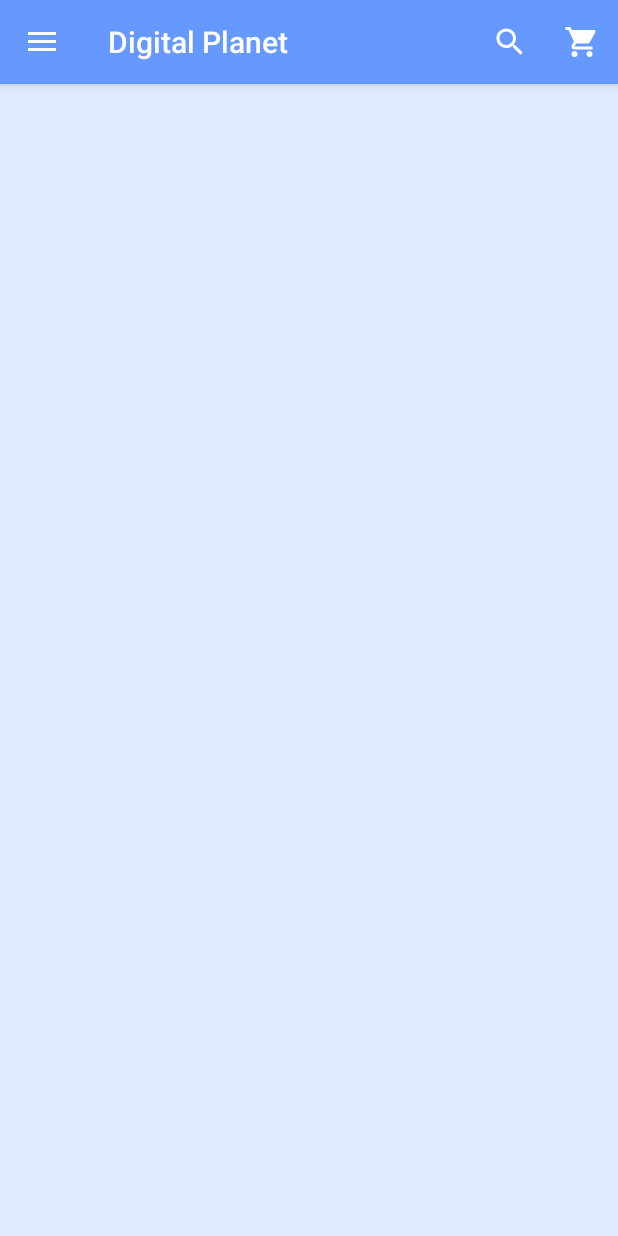
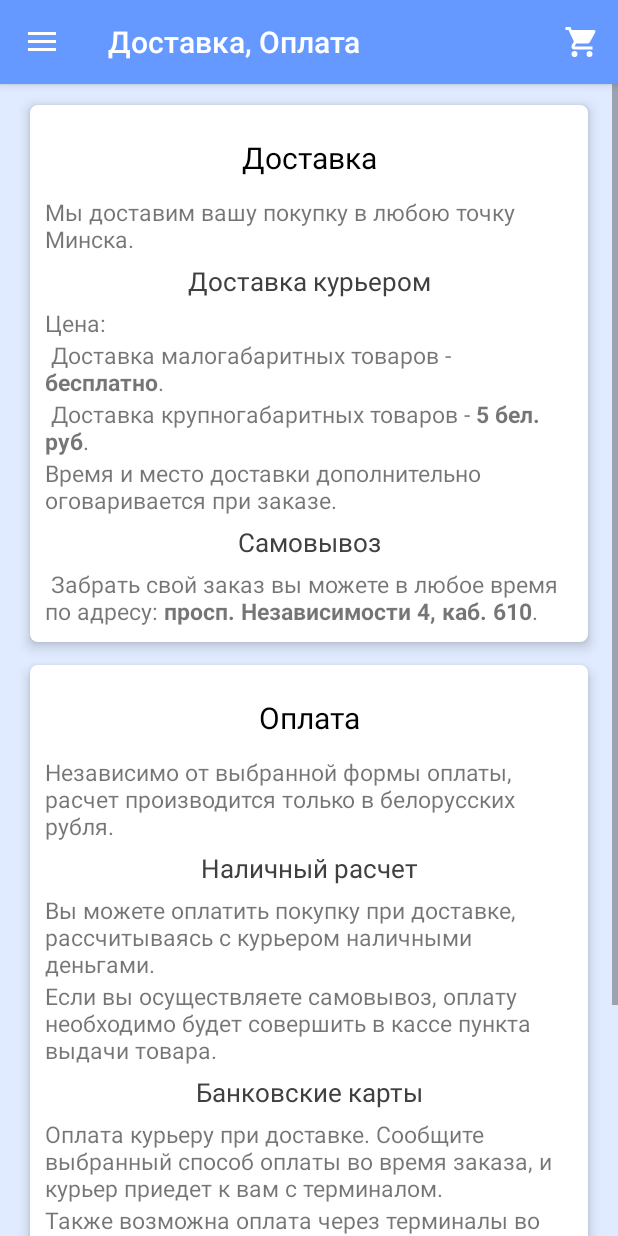
Before and after one commit to olisve/digital_planet, an Android app: the screen it shows after launch (MainActivity), in the side drawer, after a tap on "Доставка и оплата", on a phone screen of 412 x 824 dp. Run offline under Robolectric (Android 15) with nearby library versions, the light colour scheme and no system bars; libraries missing offline, so code that uses them is left out: org.springframework.web.

Commit message:
Info pages add.

```diff
--- a/MOB_APP/app/src/main/java/com/digitalplanet/digitalplanet/MainActivity.java
+++ b/MOB_APP/app/src/main/java/com/digitalplanet/digitalplanet/MainActivity.java
@@ -192,11 +192,18 @@ public class MainActivity extends AppCompatActivity
             fragmentTransaction.replace(R.id.frame, catalogFragment);
 
         } else if (id == R.id.nav_delivery) {
+            DeliveryFragment deliveryFragment = new DeliveryFragment();
+            fragmentTransaction = getSupportFragmentManager().beginTransaction();
+            fragmentTransaction.replace(R.id.frame, deliveryFragment);
 
         } else if (id == R.id.nav_discount) {
-
+            DiscountFragment discountFragment = new DiscountFragment();
+            fragmentTransaction = getSupportFragmentManager().beginTransaction();
+            fragmentTransaction.replace(R.id.frame, discountFragment);
         } else if (id == R.id.nav_contacts) {
-
+            ContactFragment contactFragment = new ContactFragment();
+            fragmentTransaction = getSupportFragmentManager().beginTransaction();
+            fragmentTransaction.replace(R.id.frame, contactFragment);
         }
         if (fragmentTransaction != null) {
             if (index >= 0) {
--- a/MOB_APP/app/src/main/java/com/digitalplanet/digitalplanet/dal/ItemDbLoader.java
+++ b/MOB_APP/app/src/main/java/com/digitalplanet/digitalplanet/dal/ItemDbLoader.java
@@ -91,5 +91,4 @@ public class ItemDbLoader {
         db.delete(dbName, null, null);
         db.close();
     }
-
 }
--- a/MOB_APP/app/src/main/java/com/digitalplanet/digitalplanet/dal/OrderLoader.java
+++ b/MOB_APP/app/src/main/java/com/digitalplanet/digitalplanet/dal/OrderLoader.java
@@ -15,8 +15,7 @@ public class OrderLoader extends BaseLoader {
         super(context);
     }
 
-    public void sendOrder(User user, List<BasketItem> product)
-    {
+    public void sendOrder(User user, List<BasketItem> product) {
 
     }
 }
--- a/MOB_APP/app/src/main/java/com/digitalplanet/digitalplanet/fragment/ConfirmContactFragment.java
+++ b/MOB_APP/app/src/main/java/com/digitalplanet/digitalplanet/fragment/ConfirmContactFragment.java
@@ -52,7 +52,7 @@ public class ConfirmContactFragment extends BaseFragment {
         return inflater.inflate(R.layout.confirm_form, container, false);
     }
 
-    public boolean validate(){
+    public boolean validate() {
         boolean valid = true;
 
         String name = nameText.getText().toString();
@@ -115,7 +115,7 @@ public class ConfirmContactFragment extends BaseFragment {
         bConfirm.setOnClickListener(new View.OnClickListener() {
             @Override
             public void onClick(View v) {
-                if(validate()) {
+                if (validate()) {
                     String name = nameText.getText().toString();
                     String email = emailText.getText().toString();
                     String phone = phoneText.getText().toString();
--- /dev/null
+++ b/MOB_APP/app/src/main/java/com/digitalplanet/digitalplanet/fragment/DeliveryFragment.java
@@ -0,0 +1,54 @@
+package com.digitalplanet.digitalplanet.fragment;
+
+import android.os.Bundle;
+import android.support.annotation.Nullable;
+import android.support.v7.app.AppCompatActivity;
+import android.view.LayoutInflater;
+import android.view.Menu;
+import android.view.MenuInflater;
+import android.view.View;
+import android.view.ViewGroup;
+
+import com.digitalplanet.digitalplanet.R;
+
+/**
+ * Created by marija.savtchouk on 20.12.2017.
+ */
+
+public class DeliveryFragment extends BaseFragment {
+
+
+    public DeliveryFragment() {
+        // Required empty public constructor
+    }
+
+    @Override
+    public void onCreate(Bundle savedInstanceState) {
+        super.onCreate(savedInstanceState);
+        setHasOptionsMenu(true);
+    }
+
+    @Override
+    public View onCreateView(LayoutInflater inflater, ViewGroup container,
+                             Bundle savedInstanceState) {
+        return inflater.inflate(R.layout.delivery_layout, container, false);
+    }
+
+
+    @Override
+    public void onViewCreated(View view, @Nullable Bundle savedInstanceState) {
+        super.onViewCreated(view, savedInstanceState);
+
+        ((AppCompatActivity) this.getActivity()).getSupportActionBar()
+                .setTitle(getString(R.string.delivery) + ", " + getString(R.string.fee));
+
+    }
+
+    @Override
+    public void onCreateOptionsMenu(Menu menu, MenuInflater inflater) {
+        super.onCreateOptionsMenu(menu, inflater);
+        menu.findItem(R.id.action_search).setVisible(false);
+        menu.findItem(R.id.action_filter).setVisible(false);
+        menu.findItem(R.id.action_basket).setVisible(true);
+    }
+}
--- /dev/null
+++ b/MOB_APP/app/src/main/res/layout/delivery_layout.xml
@@ -0,0 +1,190 @@
+<?xml version="1.0" encoding="utf-8"?>
+<ScrollView
+    xmlns:android="http://schemas.android.com/apk/res/android"
+    android:layout_width="fill_parent"
+    android:layout_height="fill_parent"
+    android:background="@color/colorPrimaryBack">
+    <LinearLayout
+        android:clipToPadding="false"
+        android:orientation="vertical"
+        android:layout_width="match_parent"
+        android:layout_height="wrap_content"
+        android:paddingRight="20dp"
+        android:paddingLeft="20dp"
+        android:paddingTop="70dp">
+        <android.support.v7.widget.CardView
+            xmlns:card_view="http://schemas.android.com/apk/res-auto"
+            android:layout_gravity="center"
+            android:layout_width="match_parent"
+            android:layout_height="wrap_content"
+            android:layout_marginBottom="15dp"
+            card_view:cardCornerRadius="5dp"
+            card_view:contentPadding="10dp"
+            card_view:contentPaddingTop="10dp"
+            card_view:cardElevation="5dp">
+            <LinearLayout
+                android:layout_width="match_parent"
+                android:layout_height="wrap_content"
+                android:orientation="vertical">
+                <TextView
+                    android:layout_width="match_parent"
+                    android:layout_height="40dp"
+                    android:scrollHorizontally="true"
+                    android:ellipsize="end"
+                    android:maxLines="1"
+                    android:gravity="center"
+                    android:textColor="#000000"
+                    android:layout_marginTop="5dp"
+                    android:layout_marginBottom="5dp"
+                    android:textSize="20dp"
+                    android:text="@string/delivery"/>
+                <TextView
+                    android:layout_width="match_parent"
+                    android:layout_height="wrap_content"
+                    android:textSize="15dp"
+                    android:text="Мы доставим вашу покупку в любою точку Минска."
+                    />
+                <TextView
+                    android:layout_width="match_parent"
+                    android:layout_height="wrap_content"
+                    android:textSize="17dp"
+                    android:layout_marginTop="5dp"
+                    android:layout_marginBottom="5dp"
+                    android:textColor="#404040"
+                    android:gravity="center"
+                    android:text="Доставка курьером"
+                    />
+                <TextView
+                    android:layout_width="match_parent"
+                    android:layout_height="wrap_content"
+                    android:textSize="15dp"
+                    android:text="Цена:"
+                    />
+                <TextView
+                    android:layout_width="match_parent"
+                    android:layout_height="wrap_content"
+                    android:textSize="15dp"
+                    android:text="@string/delivery_small"
+                    />
+                <TextView
+                    android:layout_width="match_parent"
+                    android:layout_height="wrap_content"
+                    android:textSize="15dp"
+                    android:text="@string/delivery_big"
+                    />
+                <TextView
+                    android:layout_width="match_parent"
+                    android:layout_height="wrap_content"
+                    android:textSize="15dp"
+                    android:text="Время и место доставки дополнительно оговаривается при заказе."
+                    />
+                <TextView
+                    android:layout_width="match_parent"
+                    android:layout_height="wrap_content"
+                    android:textSize="17dp"
+                    android:gravity="center"
+                    android:textColor="#404040"
+                    android:layout_marginTop="5dp"
+                    android:layout_marginBottom="5dp"
+                    android:text="Самовывоз" />
+                <TextView
+                    android:layout_width="match_parent"
+                    android:layout_height="wrap_content"
+                    android:textSize="15dp"
+                    android:text="@string/delivery_adderss"
+                    />
+            </LinearLayout>
+        </android.support.v7.widget.CardView>
+        <android.support.v7.widget.CardView
+            xmlns:card_view="http://schemas.android.com/apk/res-auto"
+            android:layout_width="match_parent"
+            android:layout_height="wrap_content"
+            android:layout_marginBottom="15dp"
+            card_view:cardCornerRadius="5dp"
+            card_view:contentPadding="10dp"
+            card_view:contentPaddingTop="10dp"
+            card_view:cardElevation="5dp">
+            <LinearLayout
+                android:layout_width="match_parent"
+                android:layout_height="wrap_content"
+                android:orientation="vertical">
+                <TextView
+                    android:layout_width="match_parent"
+                    android:layout_height="40dp"
+                    android:scrollHorizontally="true"
+                    android:ellipsize="end"
+                    android:maxLines="1"
+                    android:gravity="center"
+                    android:textColor="#000000"
+                    android:layout_marginTop="5dp"
+                    android:layout_marginBottom="5dp"
+                    android:textSize="20dp"
+                    android:text="@string/fee"/>
+                <TextView
+                    android:layout_width="match_parent"
+                    android:layout_height="wrap_content"
+                    android:textSize="15dp"
+                    android:text="Независимо от выбранной формы оплаты, расчет производится только в белорусских рубля."
+                   />
+                <TextView
+                    android:layout_width="match_parent"
+                    android:layout_height="wrap_content"
+                    android:textSize="17dp"
+                    android:layout_marginTop="5dp"
+                    android:layout_marginBottom="5dp"
+                    android:textColor="#404040"
+                    android:gravity="center"
+                    android:text="Наличный расчет"
+                    />
+                <TextView
+                    android:layout_width="match_parent"
+                    android:layout_height="wrap_content"
+                    android:textSize="15dp"
+                    android:text="Вы можете оплатить покупку при доставке, рассчитываясь с курьером наличными деньгами."
+                    />
+                <TextView
+                    android:layout_width="match_parent"
+                    android:layout_height="wrap_content"
+                    android:textSize="15dp"
+                    android:text="Если вы осуществляете самовывоз, оплату необходимо будет совершить в кассе пункта выдачи товара."
+                    />
+                <TextView
+                    android:layout_width="match_parent"
+                    android:layout_height="wrap_content"
+                    android:textSize="17dp"
+                    android:gravity="center"
+                    android:textColor="#404040"
+                    android:layout_marginTop="5dp"
+                    android:layout_marginBottom="5dp"
+                    android:text="Банковские карты" />
+                <TextView
+                    android:layout_width="match_parent"
+                    android:layout_height="wrap_content"
+                    android:textSize="15dp"
+                    android:text="Оплата курьеру при доставке. Сообщите выбранный способ оплаты во время заказа, и курьер приедет к вам с терминалом."
+                    />
+                <TextView
+                    android:layout_width="match_parent"
+                    android:layout_height="wrap_content"
+                    android:textSize="15dp"
+                    android:text="Также возможна оплата через терминалы во всех пунктах самовывоза."
+                    />
+                <TextView
+                    android:layout_width="match_parent"
+                    android:layout_height="wrap_content"
+                    android:textSize="17dp"
+                    android:gravity="center"
+                    android:textColor="#404040"
+                    android:layout_marginTop="5dp"
+                    android:layout_marginBottom="5dp"
+                    android:text="Оплата банковской картой онлайн" />
+                <TextView
+                    android:layout_width="match_parent"
+                    android:layout_height="wrap_content"
+                    android:textSize="15dp"
+                    android:text="@string/fee_online"
+                    />
+            </LinearLayout>
+        </android.support.v7.widget.CardView>
+    </LinearLayout>
+</ScrollView>
--- a/MOB_APP/app/src/main/res/values/strings.xml
+++ b/MOB_APP/app/src/main/res/values/strings.xml
@@ -16,9 +16,44 @@
     <string name="contact_email">Email</string>
     <string name="contact_name">Имя</string>
     <string name="contact_confirm">Подтвердить</string>
+    <string name="delivery">Доставка</string>
+    <string name="fee">Оплата</string>
     <string name="navigation_drawer_open">Open navigation drawer</string>
     <string name="navigation_drawer_close">Close navigation drawer</string>
 
+    <string name="delivery_adderss">
+        Забрать свой заказ вы можете в любое время по адресу: <b>просп. Независимости 4, каб. 610</b>.
+    </string>
+    <string name="delivery_small">
+        Доставка малогабаритных товаров  - <b>бесплатно</b>.
+    </string>
+    <string name="delivery_big">
+        Доставка крупногабаритных товаров - <b>5 бел. руб</b>.
+    </string>
+    <string name="fee_online">
+        К оплате принимаются карты <b>Visa</b>, <b>Visa Electron</b>, <b>MasterCard</b> всех классов и банков, <b>Maestro</b> с CVC-кодом и <b>Белкарт</b>.
+        После подтверждения заказа вы будете перенаправлены на сервер системы <b>Webpay</b>, обеспечивающей безопасность платежей.
+    </string>
+    <string name="phone_numbers">
+        +375 29 850-10-72\n
+        +375 29 394-77-28\n
+        +375 29 266-11-77\n
+    </string>
+    <string name="web_numbers">
+
+        Viber: digitalplanet.by\n
+        Telegram: @digitalplanet.bot\n
+        E-mail: digplan.contact@digplan.by\n
+    </string>
+    <string name="selfdelivery">
+        <i>Чтобы воспользоваться самовывозом, необходимо сначала дождаться подтверждения заказа.</i>\n
+        Время работы ПВЗ в обычном режиме:\n
+        пн-пт — с 10:00 до 21:00,\n
+        сб — с 10:00 до 19:00,\n
+        вс — с 10:00 до 17:00.\n
+        Адрес: <b>просп. Независимости 4, каб. 610</b>
+    </string>
+    <string name="discount">Скидки и акции</string>
     <string name="action_settings">Settings</string>
     <string name="log_in">Войти</string>
 </resources>
```
Also changed, not shown: MOB_APP/app/src/main/java/com/digitalplanet/digitalplanet/dal/UserLoader.java (+24 -24 lines), MOB_APP/app/src/main/java/com/digitalplanet/digitalplanet/fragment/ContactFragment.java (added, +54 -0 lines), MOB_APP/app/src/main/java/com/digitalplanet/digitalplanet/fragment/DiscountFragment.java (added, +54 -0 lines), MOB_APP/app/src/main/res/layout/contacts_layout.xml (added, +65 -0 lines), MOB_APP/app/src/main/res/layout/discount_layout.xml (added, +148 -0 lines), MOB_APP/app/src/main/java/com/digitalplanet/digitalplanet/dal/APIConstants.java (line endings or trailing spaces), MOB_APP/app/src/main/java/com/digitalplanet/digitalplanet/dal/DbUserHelper.java (line endings or trailing spaces).
